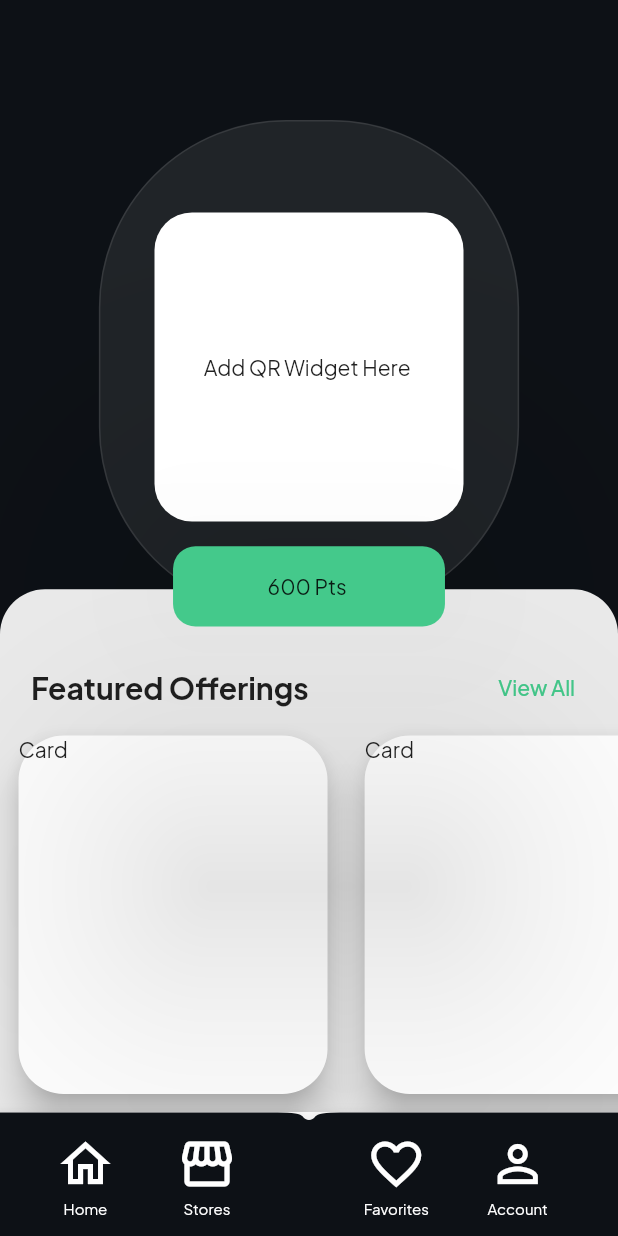
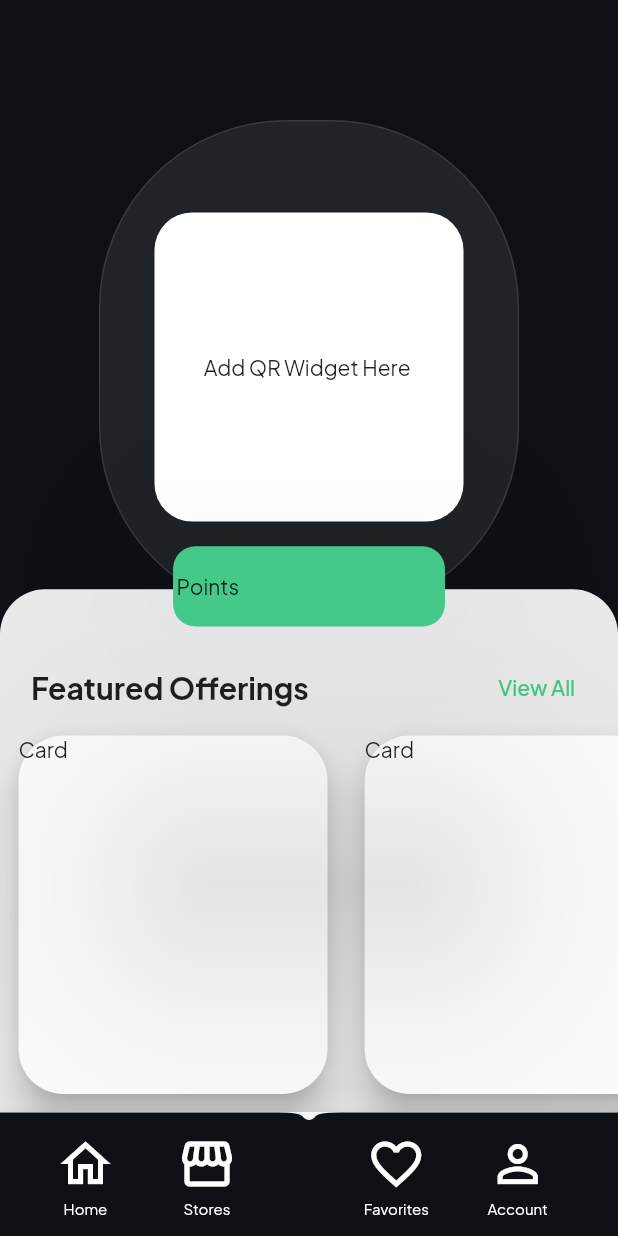
Before and after one commit to JustinChuangGit/bizi, a Flutter app: the screen it shows once a user with an empty profile is signed in, on a phone screen of 412 x 824 dp. Run offline on Flutter 3.47's test engine with Material 2 defaults, Android fonts, the phone set to English and light mode, and no system bars; our stand-ins replace cloud_firestore, email_validator, firebase_auth, firebase_core, flutter_easyloading, get; missing offline and left inert: jumping_dot; accounts and stored records are empty.

Commit message:
Current Points banner stream is built and data is being fetched. Fetches in object but I cant seem to extract field of object.

```diff
--- a/lib/screens/customerHomeScreen/components/currentPointsBanner.dart
+++ b/lib/screens/customerHomeScreen/components/currentPointsBanner.dart
@@ -1,10 +1,41 @@
 import 'package:bizi/configuration/constants.dart';
+import 'package:bizi/utilities/controllers/userProfileController.dart';
+import 'package:bizi/utilities/models/userModel.dart';
+import 'package:bizi/utilities/repository/userRepository.dart';
 import 'package:flutter/material.dart';
+import 'package:get/get.dart';
+import 'package:flutter_easyloading/flutter_easyloading.dart';
+import 'package:jumping_dot/jumping_dot.dart';
+import 'package:cloud_firestore/cloud_firestore.dart';
+import 'package:bizi/utilities/authentication/authenticationRepository.dart';
 
-class currentPointsBanner extends StatelessWidget {
-  const currentPointsBanner({
+final _authRepo = Get.put(authenticationRepository());
+
+final email = _authRepo.firebaseUser.value?.email;
+
+class currentPointsBanner extends StatefulWidget {
+  currentPointsBanner({
     super.key,
   });
+
+  @override
+  State<currentPointsBanner> createState() => _currentPointsBannerState();
+}
+
+class _currentPointsBannerState extends State<currentPointsBanner> {
+  final controller = Get.put(UserProfileController());
+
+  Stream collectionStream =
+      FirebaseFirestore.instance.collection('users').snapshots();
+  Stream documentStream = FirebaseFirestore.instance
+      .collection('users')
+      .where('Email', isEqualTo: email)
+      .snapshots();
+
+  final Stream<QuerySnapshot> _userStream = FirebaseFirestore.instance
+      .collection('users')
+      .where('Email', isEqualTo: email)
+      .snapshots();
 
   @override
   Widget build(BuildContext context) {
@@ -23,12 +54,59 @@ class currentPointsBanner extends StatelessWidget {
                 child: SizedBox(
                   height: height * 0.065,
                   width: height * 0.22,
-                  child: const Column(
-                    mainAxisAlignment: MainAxisAlignment.center,
-                    children: [
-                      Text('600 Pts '),
-                    ],
-                  ),
+                  child: Align(
+                      alignment: Alignment.center,
+                      child: StreamBuilder<QuerySnapshot>(
+                        stream: _userStream,
+                        builder: (BuildContext context,
+                            AsyncSnapshot<QuerySnapshot> snapshot) {
+                          if (snapshot.hasError) {
+                            return Text('Error');
+                          }
+
+                          if (snapshot.connectionState ==
+                              ConnectionState.waiting) {
+                            return JumpingDots(
+                              color: Colors.white,
+                              radius: 8,
+                            );
+                          }
+
+                          var docs = snapshot.data!.docs;
+                          final user = docs[0].data();
+
+                          //  UserModel userData = snapshot.data as UserModel;
+
+                          return Row(children: [
+                            //  Text(userData.points.toString()),
+                            Text(' Points'),
+                          ]);
+
+                          // if (snapshot.connectionState ==
+                          //     ConnectionState.done) {
+                          //   if (snapshot.hasData) {
+                          //     UserModel userData = snapshot.data as UserModel;
+                          //     print(userData.points.toString());
+                          //     return Row(children: [
+                          //       Text(userData.points.toString()),
+                          //       Text(' Points'),
+                          //     ]);
+                          //   } else if (snapshot.hasError) {
+                          //     return Center(
+                          //       child: Text(snapshot.error.toString()),
+                          //     );
+                          //   } else {
+                          //     return Center(child: Text("Error"));
+                          //   }
+                          // } else {
+                          //   return Center(
+                          //       child: JumpingDots(
+                          //     color: Colors.white,
+                          //     radius: 8,
+                          //   ));
+                          // }
+                        },
+                      )),
                 )),
           ),
         ],
--- a/lib/screens/signUpScreen/components/lastCard.dart
+++ b/lib/screens/signUpScreen/components/lastCard.dart
@@ -4,7 +4,6 @@ import 'package:bizi/screens/signUpScreen/components/inputTextBoxPasswordSignUp.
 import 'package:bizi/screens/signUpScreen/components/signUpController.dart';
 import 'package:bizi/utilities/models/userModel.dart';
 import 'package:flutter/material.dart';
-import 'package:bizi/screens/signUpScreen/components/inputTextBoxSignUp.dart';
 import 'package:bizi/screens/signUpScreen/components/inputTextBoxSignUp.dart';
 
 class lastCard extends StatelessWidget {
@@ -130,6 +129,7 @@ class lastCard extends StatelessWidget {
                                 phoneNo: controller.phoneNo.text.trim(),
                                 gender: gender,
                                 age: dateOfBirth,
+                                points: 0,
                               );
                               signUpController.instance.registerUser(
                                 controller.email.text.trim(),
--- a/lib/utilities/repository/userRepository.dart
+++ b/lib/utilities/repository/userRepository.dart
@@ -27,6 +27,7 @@ class UserRepository extends GetxController {
     final snapshot =
         await _db.collection('users').where('Email', isEqualTo: email).get();
     final userData = snapshot.docs.map((e) => UserModel.fromSnapshot(e)).single;
+
     return userData;
   }
 
--- a/pubspec.yaml
+++ b/pubspec.yaml
@@ -42,6 +42,8 @@ dependencies:
   email_validator: ^2.1.17
   cloud_firestore: ^4.8.2
   intl: ^0.18.1
+  flutter_easyloading: ^3.0.5
+  jumping_dot: ^0.0.6
 
 dev_dependencies:
   flutter_test:
```
Also changed, not shown: pubspec.lock.
